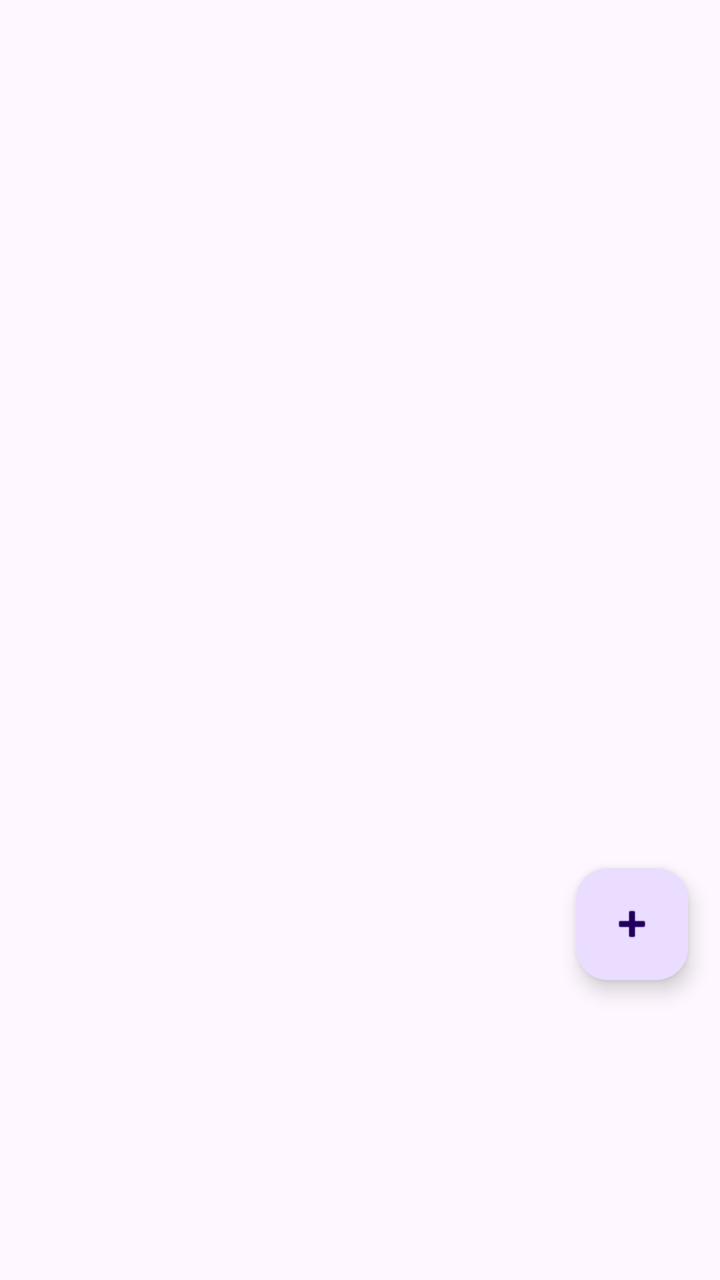
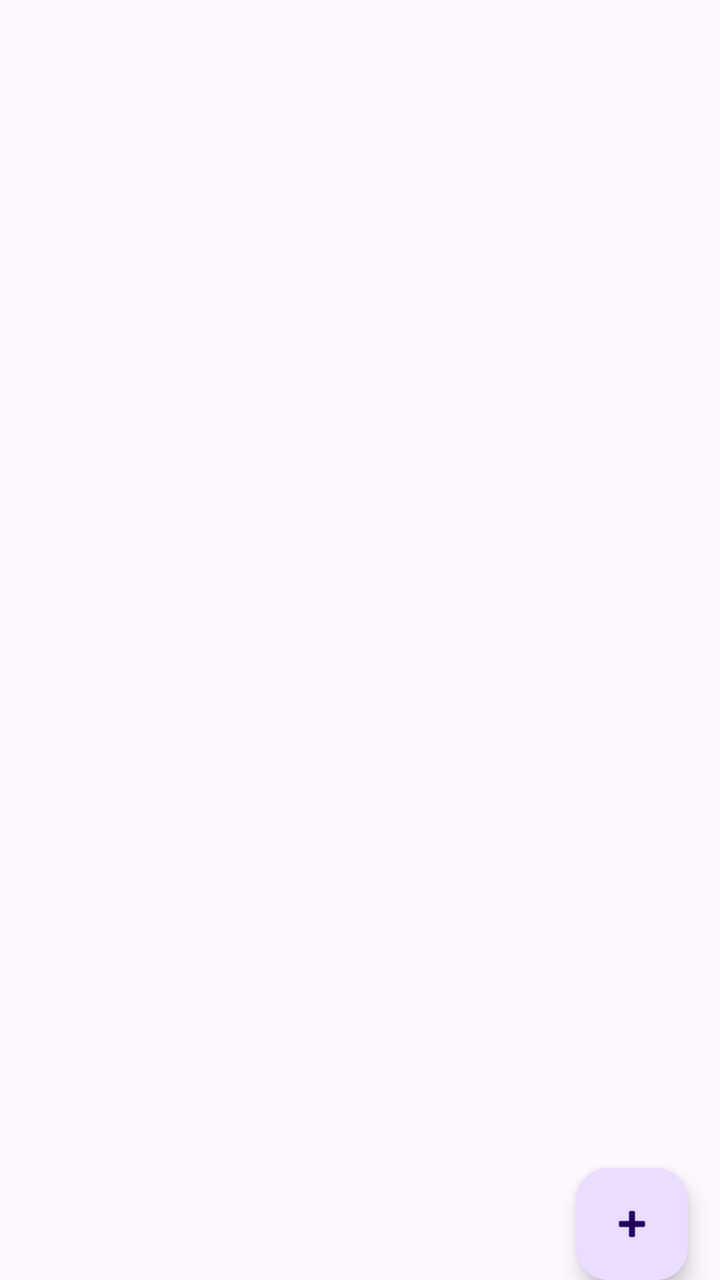

Screens rendered from an Android XML layout before and after an edit, with the pre-edit source and the edit as a unified diff.
<!-- AndroidManifest.xml: application theme Theme.Filmoteca -->
<!-- res/layout/fragment_seguimiento.xml -->
<?xml version="1.0" encoding="utf-8"?>
<FrameLayout xmlns:android="http://schemas.android.com/apk/res/android"
    xmlns:tools="http://schemas.android.com/tools"
    android:layout_width="match_parent"
    android:layout_height="match_parent"
    xmlns:app="http://schemas.android.com/apk/res-auto"
    tools:context=".Fragments.SeguimientoFragment">

    <androidx.recyclerview.widget.RecyclerView
        android:id="@+id/recyclerViewSeguimiento"
        android:layout_width="match_parent"
        android:layout_height="match_parent"
        tools:listitem="@layout/viewholde_pendiente" />

    <com.google.android.material.floatingactionbutton.FloatingActionButton
        android:id="@+id/añadirSeguimiento"
        android:layout_width="wrap_content"
        android:layout_height="wrap_content"
        android:layout_gravity="bottom|end"
        android:layout_marginEnd="16dp"
        android:layout_marginBottom="150dp"
        android:contentDescription="Agregar"
        app:srcCompat="@android:drawable/ic_input_add" />

</FrameLayout>
<!-- res/layout/viewholde_pendiente.xml (included above) -->
<?xml version="1.0" encoding="utf-8"?>
<com.google.android.material.card.MaterialCardView
    xmlns:android="http://schemas.android.com/apk/res/android"
    xmlns:app="http://schemas.android.com/apk/res-auto"
    android:layout_width="match_parent"
    android:layout_height="wrap_content"
    android:layout_margin="8dp"
    app:cardCornerRadius="12dp"
    app:cardElevation="4dp">

    <LinearLayout
        android:layout_width="match_parent"
        android:layout_height="wrap_content"
        android:orientation="horizontal"
        android:padding="8dp">

        <ImageView
            android:id="@+id/imagen"
            android:layout_width="110dp"
            android:layout_height="122dp"
            android:adjustViewBounds="true"
            android:background="#F0F0F0"
            android:scaleType="fitCenter" />

        <LinearLayout
            android:layout_width="0dp"
            android:layout_height="match_parent"
            android:layout_weight="1"
            android:orientation="vertical"
            android:paddingStart="12dp"
            android:paddingEnd="4dp">

            <TextView
                android:id="@+id/titulo"
                android:layout_width="match_parent"
                android:layout_height="wrap_content"
                android:textSize="18sp"
                android:textStyle="bold"
                android:ellipsize="end"
                android:maxLines="1" />

            <TextView
                android:id="@+id/descripcion"
                android:layout_width="match_parent"
                android:layout_height="0dp"
                android:layout_weight="1"
                android:layout_marginTop="4dp"
                android:textSize="14sp"
                android:maxLines="4"
                android:ellipsize="end" />

        </LinearLayout>
    </LinearLayout>
</com.google.android.material.card.MaterialCardView>
<!-- resources referenced by this layout -->
<resources>
  <style name="Theme.Filmoteca" parent="Base.Theme.Filmoteca" />
  <style name="Base.Theme.Filmoteca" parent="Theme.Material3.DayNight.NoActionBar">
          
          
      </style>
</resources>

<!-- the commit's change to res/layout/fragment_seguimiento.xml (unified diff, before → after) -->
@@ -18,7 +18,6 @@
         android:layout_height="wrap_content"
         android:layout_gravity="bottom|end"
         android:layout_marginEnd="16dp"
-        android:layout_marginBottom="150dp"
         android:contentDescription="Agregar"
         app:srcCompat="@android:drawable/ic_input_add" />
 
